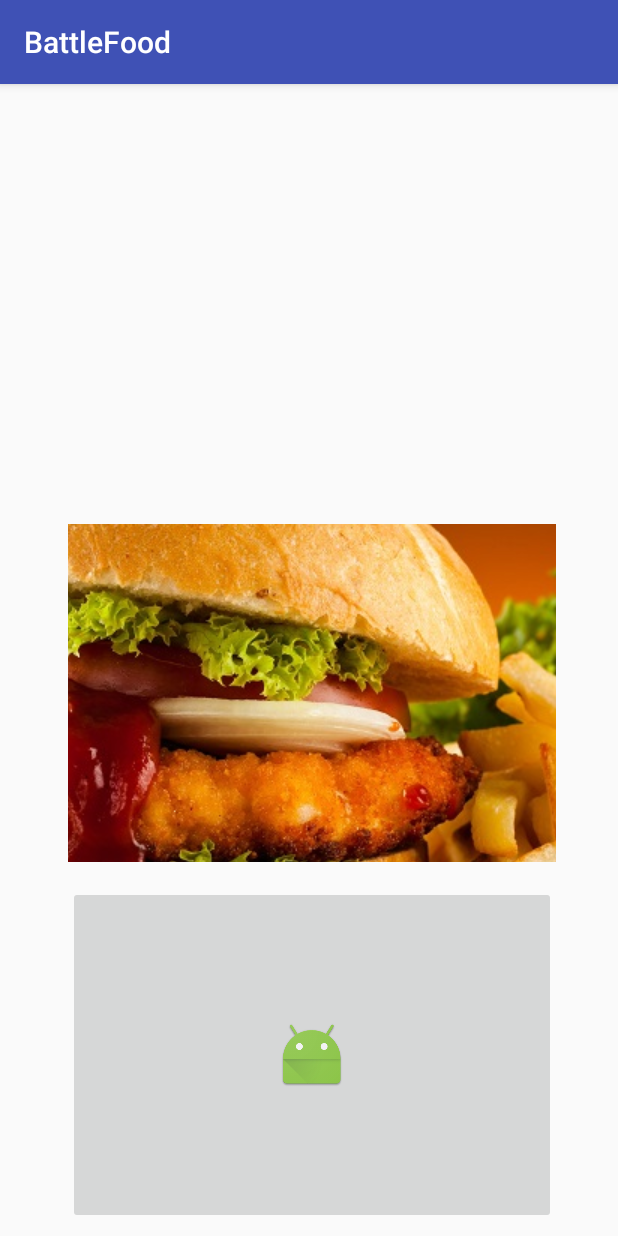
After one commit to schelle14/BattleFood, an Android app: the StartUI screen opened directly, with no data from a screen before it, on a phone screen of 412 x 824 dp. The commit adds this screen. Run offline under Robolectric (Android 15) with nearby library versions, the phone set to English and light mode, and no system bars.

Commit message:
Start UI (II, DD)

```diff
--- a/app/src/main/AndroidManifest.xml
+++ b/app/src/main/AndroidManifest.xml
@@ -16,7 +16,7 @@
                 <category android:name="android.intent.category.LAUNCHER" />
             </intent-filter>
         </activity>
-        <activity android:name=".Start_UI"></activity>
+        <activity android:name=".StartUI"></activity>
     </application>
 
 </manifest>
--- /dev/null
+++ b/app/src/main/java/at/xp2_2017/battlefood/StartUI.java
@@ -0,0 +1,44 @@
+package at.xp2_2017.battlefood;
+
+import android.content.Intent;
+import android.graphics.Bitmap;
+import android.graphics.BitmapFactory;
+import android.media.Image;
+import android.support.v7.app.ActionBar;
+import android.support.v7.app.AppCompatActivity;
+import android.os.Bundle;
+import android.view.View;
+import android.widget.ImageButton;
+
+public class StartUI extends AppCompatActivity implements View.OnClickListener {
+    private ImageButton IBfoodtop;
+    private ImageButton IBfoodbottom;
+
+    ImageButton androidImageButton;
+
+    @Override
+    protected void onCreate(Bundle savedInstanceState) {
+        super.onCreate(savedInstanceState);
+        setContentView(R.layout.activity_start_ui);
+
+        androidImageButton = (ImageButton) findViewById(R.id.IBfoodtop);
+        //IBfoodtop.setOnClickListener((View.OnClickListener) this);
+
+
+    }
+
+    @Override
+    public void onClick(View v) {
+
+        Intent MainActivity = new Intent(StartUI.this,MainActivity.class);
+
+        startActivity(MainActivity);
+            /*v.setBackgroundResource(R.drawable.food_1);
+            androidImageButton.setBackgroundResource(R.drawable.food_1);*/
+
+    }
+        /*Bitmap bmp = BitmapFactory.decodeFile("food_1");
+        ImageButton button1 = (ImageButton)findViewById(R.id.IBfoodtop);
+        button1.setImageBitmap(bmp);*/
+
+}
--- /dev/null
+++ b/app/src/main/res/layout/activity_start_ui.xml
@@ -0,0 +1,40 @@
+<?xml version="1.0" encoding="utf-8"?>
+<android.support.constraint.ConstraintLayout xmlns:android="http://schemas.android.com/apk/res/android"
+    xmlns:app="http://schemas.android.com/apk/res-auto"
+    xmlns:tools="http://schemas.android.com/tools"
+    android:layout_width="match_parent"
+    android:layout_height="match_parent"
+    tools:context="at.xp2_2017.battlefood.StartUI">
+
+    <ImageButton
+        android:id="@+id/IBfoodtop"
+        android:layout_width="325dp"
+        android:layout_height="225dp"
+        android:layout_marginLeft="8dp"
+        android:layout_marginRight="8dp"
+        android:src="@drawable/food_1"
+        app:layout_constraintHorizontal_bias="0.526"
+        app:layout_constraintLeft_toLeftOf="parent"
+        app:layout_constraintRight_toRightOf="parent"
+        app:srcCompat="@mipmap/ic_launcher"
+        android:layout_marginStart="8dp"
+        android:layout_marginEnd="8dp"
+        android:layout_marginBottom="16dp"
+        app:layout_constraintBottom_toTopOf="@+id/IBfoodbottom" />
+
+    <ImageButton
+        android:id="@+id/IBfoodbottom"
+        android:layout_width="325dp"
+        android:layout_height="225dp"
+        android:layout_marginBottom="8dp"
+        android:layout_marginLeft="8dp"
+        android:layout_marginRight="8dp"
+        app:layout_constraintBottom_toBottomOf="parent"
+        app:layout_constraintHorizontal_bias="0.526"
+        app:layout_constraintLeft_toLeftOf="parent"
+        app:layout_constraintRight_toRightOf="parent"
+        app:srcCompat="@mipmap/ic_launcher"
+        android:layout_marginStart="8dp"
+        android:layout_marginEnd="8dp" />
+
+</android.support.constraint.ConstraintLayout>
```
Also changed, not shown: app/src/main/java/at/xp2_2017/battlefood/MainActivity.java (+18 -1 lines), app/src/main/res/layout/activity_main.xml (+20 -0 lines), app/src/main/res/drawable/food_1.jpg (added), 1 other file.
